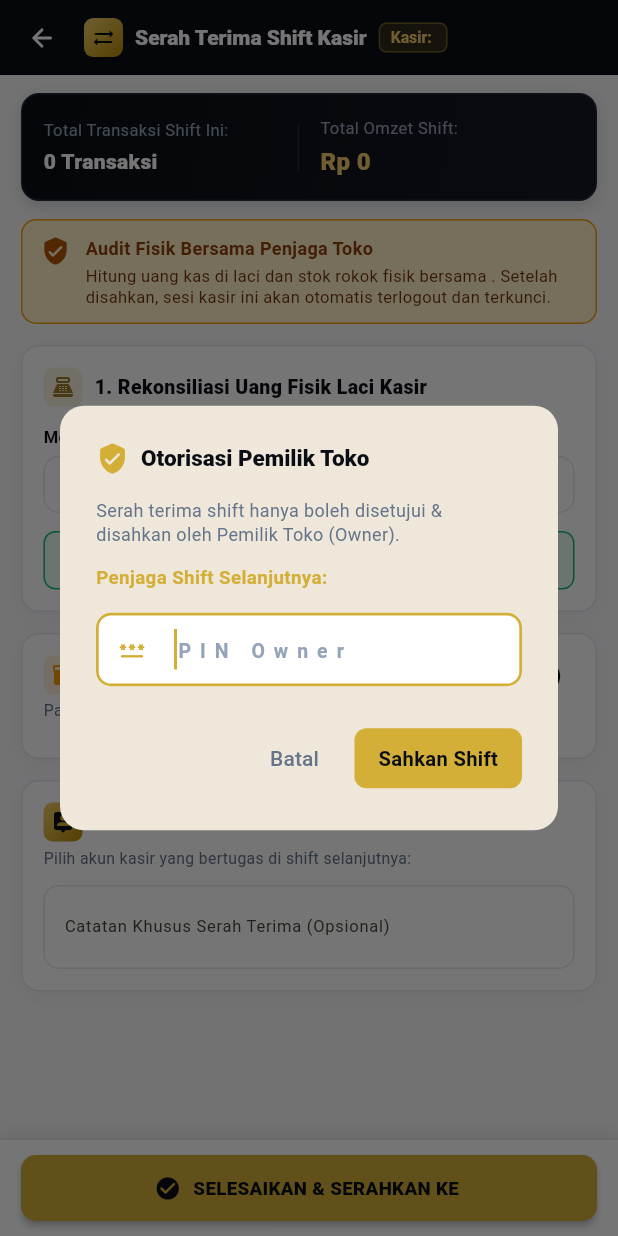
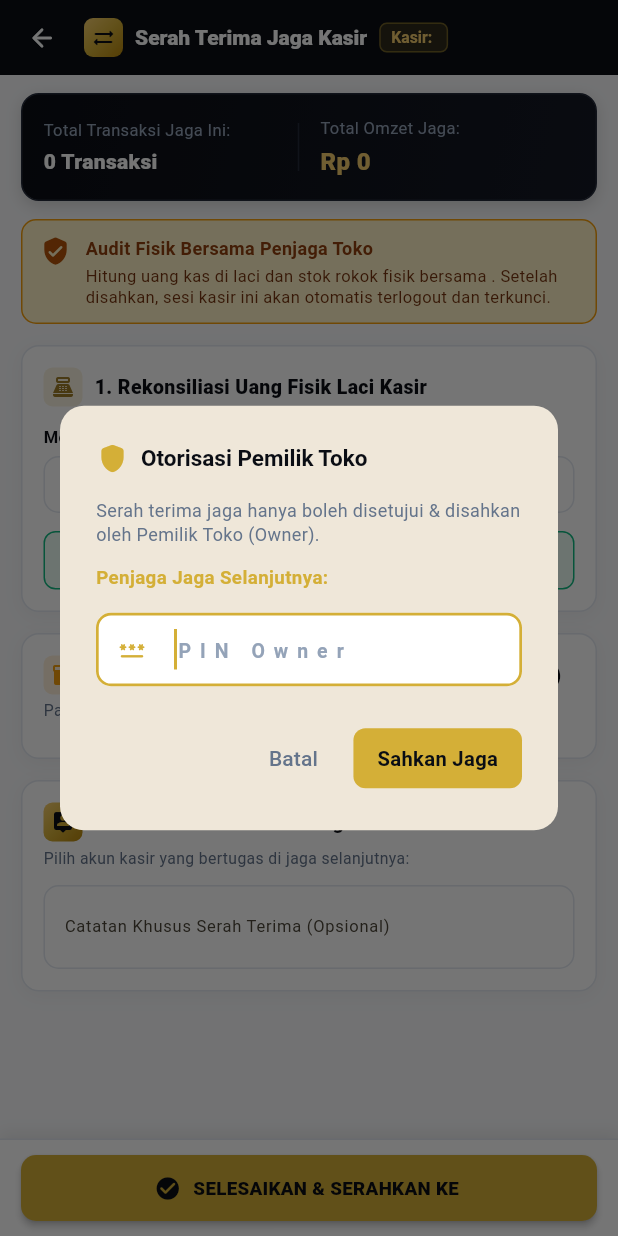
Before and after one commit to crediblemark-official/Bherung, a Flutter app: the ShiftHandoverScreen screen opened directly with empty values, after a tap on "SELESAIKAN & SERAHKAN KE", on a phone screen of 412 x 824 dp. Run offline on Flutter 3.47's test engine with Material 3 defaults, Android fonts, the phone set to English and light mode, and no system bars; our stand-ins replace audioplayers, google_sign_in, googleapis_auth, shared_preferences; missing offline and left inert: mobile_scanner; accounts and stored records are empty; key blocks and very long unbroken strings in the code were emptied for the run.

Commit message:
feat: Replace all user-facing 'Shift' terminology with 'Jaga' across the application

```diff
--- a/lib/screens/app_menu_screen.dart
+++ b/lib/screens/app_menu_screen.dart
@@ -223,7 +223,7 @@ class AppMenuScreen extends StatelessWidget {
                         Column(
                           crossAxisAlignment: CrossAxisAlignment.start,
                           children: [
-                            const Text('Omzet Shift Ini:', style: TextStyle(color: Colors.white60, fontSize: 11)),
+                            const Text('Omzet Jaga Ini:', style: TextStyle(color: Colors.white60, fontSize: 11)),
                             const SizedBox(height: 3),
                             Text(
                               AppTheme.formatRupiah(totalSalesToday),
@@ -355,8 +355,8 @@ class AppMenuScreen extends StatelessWidget {
                         context: context,
                         icon: Icons.sync_alt_rounded,
                         iconColor: const Color(0xFF3B82F6),
-                        title: 'Serah Terima Shift & Kas (Owner)',
-                        subtitle: 'Tutup shift kasir, hitung fisik kas & rokok dengan penjaga',
+                        title: 'Serah Terima Jaga & Kas (Owner)',
+                        subtitle: 'Tutup jaga kasir, hitung fisik kas & rokok dengan penjaga',
                         onTap: onOpenShiftHandover,
                       ),
                     ],
--- a/lib/screens/pin_login_lock_screen.dart
+++ b/lib/screens/pin_login_lock_screen.dart
@@ -126,7 +126,7 @@ class _PinLoginLockScreenState extends State<PinLoginLockScreen> with SingleTick
               mainAxisAlignment: MainAxisAlignment.spaceBetween,
               children: [
                 const Text(
-                  'Pilih Penjaga Toko / Shift',
+                  'Pilih Penjaga Toko / Jaga',
                   style: TextStyle(color: Colors.white, fontSize: 16, fontWeight: FontWeight.bold),
                 ),
                 IconButton(
@@ -279,7 +279,7 @@ class _PinLoginLockScreenState extends State<PinLoginLockScreen> with SingleTick
                         Text(
                           _currentScheduledUser?.isOwner == true
                               ? '👑 Akun Pemilik Toko (Akses Penuh)'
-                              : '💼 Jadwal Jaga Shift Berikutnya',
+                              : '💼 Jadwal Jaga Berikutnya',
                           style: TextStyle(
                             color: _currentScheduledUser?.isOwner == true ? AppTheme.primaryGold : const Color(0xFF5EEAD4),
                             fontSize: 11,
--- a/lib/screens/pos_dashboard_screen.dart
+++ b/lib/screens/pos_dashboard_screen.dart
@@ -1036,8 +1036,8 @@ class _PosDashboardScreenState extends State<PosDashboardScreen> {
   // Serah Terima Shift Penjaga & Rekonsiliasi Kas (Full Screen Terintegrasi - Khusus Pemilik Toko)
   void _showShiftHandoverDialog([AppUser? initialIncomingUser]) {
     _requireOwnerAuthForAction(
-      title: 'Otorisasi Oper Shift',
-      message: 'Hanya Pemilik Toko (Owner) yang berhak melakukan serah terima shift & tutup kas.',
+      title: 'Otorisasi Oper Jaga',
+      message: 'Hanya Pemilik Toko (Owner) yang berhak melakukan serah terima jaga & tutup kas.',
       onAuthorized: () {
         Navigator.push(
           context,
@@ -1054,7 +1054,7 @@ class _PosDashboardScreenState extends State<PosDashboardScreen> {
               onShiftHandoverCompleted: (shiftRecord, nextUser) {
                 setState(() {
                   _shiftRecords.insert(0, shiftRecord);
-                  // Reset shift counter untuk penjaga shift berikutnya
+                  // Reset shift counter untuk penjaga berikutnya
                   _completedTransactions = 0;
                   _totalSalesToday = 0;
                   if (nextUser != null) {
@@ -1070,7 +1070,7 @@ class _PosDashboardScreenState extends State<PosDashboardScreen> {
                 ScaffoldMessenger.of(context).showSnackBar(
                   SnackBar(
                     content: Text(
-                      'Serah terima shift berhasil! Shift beralih ke: ${_currentUser.name} (Selisih: ${AppTheme.formatRupiah(shiftRecord.cashDifference)})',
+                      'Serah terima jaga berhasil! Jaga beralih ke: ${_currentUser.name} (Selisih: ${AppTheme.formatRupiah(shiftRecord.cashDifference)})',
                     ),
                     backgroundColor: shiftRecord.cashDifference == 0 ? AppTheme.successGreen : AppTheme.warningOrange,
                     duration: const Duration(seconds: 4),
--- a/lib/screens/role_switcher_screen.dart
+++ b/lib/screens/role_switcher_screen.dart
@@ -261,8 +261,8 @@ class _RoleSwitcherScreenState extends State<RoleSwitcherScreen> {
 
   void _handleShiftHandover(AppUser targetUser) {
     _requireOwnerAuth(
-      title: 'Otorisasi Oper Shift',
-      message: 'Hanya Pemilik Toko (Owner) yang berhak melakukan serah terima shift & tutup kas.',
+      title: 'Otorisasi Oper Jaga',
+      message: 'Hanya Pemilik Toko (Owner) yang berhak melakukan serah terima jaga & tutup kas.',
       onAuthorized: () {
         Navigator.pop(context);
         widget.onStartShiftHandover(targetUser);
@@ -468,11 +468,11 @@ class _RoleSwitcherScreenState extends State<RoleSwitcherScreen> {
           crossAxisAlignment: CrossAxisAlignment.start,
           children: [
             Text(
-              'Kelola Pengguna & Oper Shift Kasir',
+              'Kelola Pengguna & Oper Jaga Kasir',
               style: TextStyle(color: Colors.white, fontSize: 15, fontWeight: FontWeight.w900),
             ),
             Text(
-              'Sinkronisasi Google Apps Script & Shift Kasir',
+              'Sinkronisasi Google Apps Script & Jaga Kasir',
               style: TextStyle(color: AppTheme.goldAccent, fontSize: 11, fontWeight: FontWeight.w600),
             ),
           ],
@@ -503,7 +503,7 @@ class _RoleSwitcherScreenState extends State<RoleSwitcherScreen> {
                 crossAxisAlignment: CrossAxisAlignment.start,
                 children: [
                   if (!_showForm) ...[
-                    // Active Shift Status Card (Obsidian & Gold)
+                    // Active Jaga Status Card (Obsidian & Gold)
                     Container(
                       padding: const EdgeInsets.symmetric(horizontal: 14, vertical: 12),
                       decoration: BoxDecoration(
@@ -564,7 +564,7 @@ class _RoleSwitcherScreenState extends State<RoleSwitcherScreen> {
                                     Icon(Icons.sync_alt_rounded, size: 14, color: AppTheme.primaryDark),
                                     SizedBox(width: 5),
                                     Text(
-                                      'Serah Terima Shift',
+                                      'Serah Terima Jaga',
                                       style: TextStyle(fontSize: 11.5, fontWeight: FontWeight.w900, color: AppTheme.primaryDark),
                                     ),
                                   ],
@@ -727,7 +727,7 @@ class _RoleSwitcherScreenState extends State<RoleSwitcherScreen> {
                                     Text(
                                       u.isOwner
                                           ? 'Pemilik Toko (Full Akses) • PIN: ${u.pin}'
-                                          : 'Kasir Shift • ${u.phone.isNotEmpty ? u.phone : "PIN: ${u.pin}"}',
+                                          : 'Penjaga Toko • ${u.phone.isNotEmpty ? u.phone : "PIN: ${u.pin}"}',
                                       style: TextStyle(
                                         fontSize: 11,
                                         color: u.isOwner ? const Color(0xFFD97706) : AppTheme.textMuted,
@@ -763,7 +763,7 @@ class _RoleSwitcherScreenState extends State<RoleSwitcherScreen> {
 
                               // Action buttons
                               if (!isCurrent) ...[
-                                // 1. Oper Shift button (Khusus Pemilik Toko)
+                                // 1. Oper Jaga button (Khusus Pemilik Toko)
                                 if (widget.currentUser.isOwner) ...[
                                   InkWell(
                                     onTap: () => _handleShiftHandover(u),
@@ -788,7 +788,7 @@ class _RoleSwitcherScreenState extends State<RoleSwitcherScreen> {
                                           Icon(Icons.sync_alt_rounded, size: 13, color: AppTheme.primaryDark),
                                           SizedBox(width: 4),
                                           Text(
-                                            'Oper Shift',
+                                            'Oper Jaga',
                                             style: TextStyle(fontSize: 10.5, fontWeight: FontWeight.w900, color: AppTheme.primaryDark),
                                           ),
                                         ],
@@ -908,7 +908,7 @@ class _RoleSwitcherScreenState extends State<RoleSwitcherScreen> {
                             children: [
                               Expanded(
                                 child: ChoiceChip(
-                                  label: const Center(child: Text('Kasir Shift')),
+                                  label: const Center(child: Text('Penjaga Toko')),
                                   selected: _role == UserRoleType.staff,
                                   selectedColor: AppTheme.primaryGold,
                                   onSelected: (val) => setState(() => _role = UserRoleType.staff),
--- a/lib/screens/settings_screen.dart
+++ b/lib/screens/settings_screen.dart
@@ -433,7 +433,7 @@ class _SettingsScreenState extends State<SettingsScreen> with SingleTickerProvid
           labelStyle: const TextStyle(fontWeight: FontWeight.bold, fontSize: 11.5),
           tabs: const [
             Tab(icon: Icon(Icons.table_chart_rounded, size: 16), text: 'Google Sheets'),
-            Tab(icon: Icon(Icons.storefront_rounded, size: 16), text: 'Profil Toko & Shift'),
+            Tab(icon: Icon(Icons.storefront_rounded, size: 16), text: 'Profil Toko & Jaga'),
             Tab(icon: Icon(Icons.payment_rounded, size: 16), text: 'QRIS & Rekening'),
           ],
         ),
@@ -961,7 +961,7 @@ class _SettingsScreenState extends State<SettingsScreen> with SingleTickerProvid
           child: Column(
             crossAxisAlignment: CrossAxisAlignment.start,
             children: [
-              const Text('Operasional Shift & Kasir', style: TextStyle(fontWeight: FontWeight.bold, fontSize: 13, color: AppTheme.textDark)),
+              const Text('Operasional Jaga & Kasir', style: TextStyle(fontWeight: FontWeight.bold, fontSize: 13, color: AppTheme.textDark)),
               const SizedBox(height: 10),
               TextField(
                 controller: _startingCashController,
--- a/lib/screens/shift_handover_screen.dart
+++ b/lib/screens/shift_handover_screen.dart
@@ -66,9 +66,13 @@ class _ShiftHandoverScreenState extends State<ShiftHandoverScreen> {
         (u) => u.name != widget.currentCashier,
         orElse: () => widget.users.first,
       );
-      _nextCashierController.text = _selectedNextUser?.name ?? 'Penjaga Shift Selanjutnya';
+      if (_selectedNextUser != null) {
+        _nextCashierController.text = _selectedNextUser?.name ?? 'Penjaga Jaga Selanjutnya';
+      } else {
+        _nextCashierController.text = 'Penjaga Jaga Selanjutnya';
+      }
     } else {
-      _nextCashierController.text = 'Penjaga Shift Selanjutnya';
+      _nextCashierController.text = 'Penjaga Jaga Selanjutnya';
     }
   }
 
@@ -84,11 +88,6 @@ class _ShiftHandoverScreenState extends State<ShiftHandoverScreen> {
     super.dispose();
   }
 
-  double get _startingCash => double.tryParse(_startingCashController.text.replaceAll('.', '')) ?? 0;
-  double get _physicalCash => double.tryParse(_physicalCashController.text.replaceAll('.', '')) ?? 0;
-  double get _expectedCash => _startingCash + widget.currentShiftSales;
-  double get _cashDiff => _physicalCash - _expectedCash;
-
   void _selectNextUser(AppUser user) {
     setState(() {
       _selectedNextUser = user;
@@ -96,25 +95,31 @@ class _ShiftHandoverScreenState extends State<ShiftHandoverScreen> {
     });
   }
 
+  double get _startingCash => double.tryParse(_startingCashController.text.replaceAll('.', '')) ?? widget.defaultStartingCash;
+  double get _physicalCash => double.tryParse(_physicalCashController.text.replaceAll('.', '').replaceAll(',', '')) ?? 0;
+  double get _expectedCash => _startingCash + widget.currentShiftSales;
+  double get _cashDiff => _physicalCash - _expectedCash;
+
   void _submit() {
-    // Cari akun Pemilik Toko (Owner)
+    _showOwnerAuthorizationDialog();
+  }
+
+  // Owner Authorization Modal (Wajib PIN Pemilik Toko)
+  void _showOwnerAuthorizationDialog() {
+    final pinController = TextEditingController();
     final ownerUser = widget.users.where((u) => u.isOwner).firstOrNull;
     final ownerPin = ownerUser?.pin.trim().isNotEmpty == true ? ownerUser!.pin.trim() : '1234';
 
-    final pinController = TextEditingController();
-
     showDialog(
       context: context,
+      barrierDismissible: false,
       builder: (ctx) => AlertDialog(
         shape: RoundedRectangleBorder(borderRadius: BorderRadius.circular(16)),
         title: const Row(
           children: [
-            Icon(Icons.verified_user_rounded, color: AppTheme.primaryGold, size: 22),
+            Icon(Icons.shield_rounded, color: AppTheme.primaryGold, size: 22),
             SizedBox(width: 8),
-            Text(
-              'Otorisasi Pemilik Toko',
-              style: TextStyle(fontSize: 15, fontWeight: FontWeight.w900),
-            ),
+            Text('Otorisasi Pemilik Toko', style: TextStyle(fontWeight: FontWeight.bold, fontSize: 15)),
           ],
         ),
         content: Column(
@@ -122,12 +127,12 @@ class _ShiftHandoverScreenState extends State<ShiftHandoverScreen> {
           crossAxisAlignment: CrossAxisAlignment.start,
           children: [
             const Text(
-              'Serah terima shift hanya boleh disetujui & disahkan oleh Pemilik Toko (Owner).',
+              'Serah terima jaga hanya boleh disetujui & disahkan oleh Pemilik Toko (Owner).',
               style: TextStyle(fontSize: 12, color: AppTheme.textMuted, height: 1.3),
             ),
             const SizedBox(height: 12),
             Text(
-              'Penjaga Shift Selanjutnya: ${_selectedNextUser?.name ?? _nextCashierController.text}',
+              'Penjaga Jaga Selanjutnya: ${_selectedNextUser?.name ?? _nextCashierController.text}',
               style: const TextStyle(fontSize: 12.5, fontWeight: FontWeight.bold, color: AppTheme.primaryTeal),
             ),
             const SizedBox(height: 14),
@@ -171,7 +176,7 @@ class _ShiftHandoverScreenState extends State<ShiftHandoverScreen> {
               foregroundColor: AppTheme.primaryDark,
               shape: RoundedRectangleBorder(borderRadius: BorderRadius.circular(8)),
             ),
-            child: const Text('Sahkan Shift', style: TextStyle(fontWeight: FontWeight.bold)),
+            child: const Text('Sahkan Jaga', style: TextStyle(fontWeight: FontWeight.bold)),
           ),
         ],
       ),
@@ -247,7 +252,7 @@ class _ShiftHandoverScreenState extends State<ShiftHandoverScreen> {
             ),
             const SizedBox(width: 8),
             const Text(
-              'Serah Terima Shift Kasir',
+              'Serah Terima Jaga Kasir',
               style: TextStyle(color: Colors.white, fontSize: 14, fontWeight: FontWeight.w900),
             ),
             const SizedBox(width: 8),
@@ -273,7 +278,7 @@ class _ShiftHandoverScreenState extends State<ShiftHandoverScreen> {
               child: ListView(
                 padding: const EdgeInsets.symmetric(horizontal: 14, vertical: 12),
                 children: [
-                  // 1. Ringkasan Shift Aktif Banner (Obsidian & Gold)
+                  // 1. Ringkasan Jaga Aktif Banner (Obsidian & Gold)
                   Container(
                     padding: const EdgeInsets.all(14),
                     decoration: BoxDecoration(
@@ -298,7 +303,7 @@ class _ShiftHandoverScreenState extends State<ShiftHandoverScreen> {
                           child: Column(
                             crossAxisAlignment: CrossAxisAlignment.start,
                             children: [
-                              const Text('Total Transaksi Shift Ini:', style: TextStyle(fontSize: 11, color: AppTheme.textSubtle)),
+                              const Text('Total Transaksi Jaga Ini:', style: TextStyle(fontSize: 11, color: AppTheme.textSubtle)),
                               const SizedBox(height: 3),
                               Text(
                                 '${widget.currentShiftTransactions} Transaksi',
@@ -313,7 +318,7 @@ class _ShiftHandoverScreenState extends State<ShiftHandoverScreen> {
                           child: Column(
                             crossAxisAlignment: CrossAxisAlignment.start,
                             children: [
-                              const Text('Total Omzet Shift:', style: TextStyle(fontSize: 11, color: AppTheme.textSubtle)),
+                              const Text('Total Omzet Jaga:', style: TextStyle(fontSize: 11, color: AppTheme.textSubtle)),
                               const SizedBox(height: 3),
                               Text(
                                 AppTheme.formatRupiah(widget.currentShiftSales),
@@ -618,14 +623,14 @@ class _ShiftHandoverScreenState extends State<ShiftHandoverScreen> {
                             ),
                             const SizedBox(width: 8),
                             const Text(
-                              '3. Pilih Kasir Penerima Shift Baru',
+                              '3. Pilih Kasir Penerima Jaga Baru',
                               style: TextStyle(fontSize: 13, fontWeight: FontWeight.w800, color: AppTheme.textDark),
                             ),
                           ],
                         ),
                         const SizedBox(height: 4),
                         const Text(
-                          'Pilih akun kasir yang bertugas di shift selanjutnya:',
+                          'Pilih akun kasir yang bertugas di jaga selanjutnya:',
                           style: TextStyle(fontSize: 10.5, color: AppTheme.textMuted),
                         ),
                         const SizedBox(height: 10),
@@ -728,7 +733,7 @@ class _ShiftHandoverScreenState extends State<ShiftHandoverScreen> {
                   label: Text(
                     _selectedNextUser != null
                         ? 'SELESAIKAN & SERAHKAN KE ${_selectedNextUser!.name.toUpperCase()}'
-                        : 'SELESAIKAN SERAH TERIMA SHIFT',
+                        : 'SELESAIKAN SERAH TERIMA JAGA',
                     style: const TextStyle(fontWeight: FontWeight.w900, fontSize: 12.5, letterSpacing: 0.2),
                   ),
                   style: ElevatedButton.styleFrom(
--- a/lib/screens/user_guide_screen.dart
+++ b/lib/screens/user_guide_screen.dart
@@ -230,17 +230,17 @@ class UserGuideScreen extends StatelessWidget {
                   ]),
                   const SizedBox(height: 22),
 
-                  // Section 4: Shift & Oper Kasir
+                  // Section 4: Oper Jaga & Ganti Kasir
                   _buildSectionHeader(
                     icon: Icons.sync_alt_rounded,
-                    title: '4. Serah Terima Shift & Ganti Penjaga 24 Jam (Khusus Owner)',
+                    title: '4. Serah Terima Jaga & Ganti Penjaga 24 Jam (Khusus Owner)',
                   ),
                   const SizedBox(height: 8),
                   _buildGuideCard([
                     _buildGuideItem(
                       icon: Icons.admin_panel_settings_rounded,
                       title: 'Otorisasi Khusus Pemilik Toko (Owner):',
-                      desc: 'Menu Serah Terima Shift hanya bisa dibuka dan disahkan oleh Pemilik Toko (PIN 1234) untuk menjamin transparansi & keamanan toko.',
+                      desc: 'Menu Serah Terima Jaga hanya bisa dibuka dan disahkan oleh Pemilik Toko (PIN 1234) untuk menjamin transparansi & keamanan toko.',
                     ),
                     _buildGuideItem(
                       icon: Icons.point_of_sale_rounded,
@@ -250,7 +250,7 @@ class UserGuideScreen extends StatelessWidget {
                     _buildGuideItem(
                       icon: Icons.lock_clock_rounded,
                       title: 'Auto-Logout & Sambutan Kasir Baru:',
-                      desc: 'Begitu shift disahkan, sesi kasir lama otomatis terlogout dan layar terkunci menyambut penjaga shift berikutnya: "Silahkan masuk Tretan [Nama Penjaga]".',
+                      desc: 'Begitu serah terima jaga disahkan, sesi kasir lama otomatis terlogout dan layar terkunci menyambut penjaga jaga berikutnya: "Silahkan masuk Tretan [Nama Penjaga]".',
                     ),
                   ]),
                   const SizedBox(height: 22),
--- a/lib/widgets/app_drawer_menu.dart
+++ b/lib/widgets/app_drawer_menu.dart
@@ -213,7 +213,7 @@ class AppDrawerMenu extends StatelessWidget {
                       Column(
                         crossAxisAlignment: CrossAxisAlignment.start,
                         children: [
-                          const Text('Omzet Shift Ini:', style: TextStyle(color: AppTheme.textSubtle, fontSize: 11)),
+                          const Text('Omzet Jaga Ini:', style: TextStyle(color: AppTheme.textSubtle, fontSize: 11)),
                           const SizedBox(height: 3),
                           Text(
                             AppTheme.formatRupiah(totalSalesToday),
@@ -297,8 +297,8 @@ class AppDrawerMenu extends StatelessWidget {
                   context: context,
                   icon: Icons.sync_alt_rounded,
                   iconColor: const Color(0xFF3B82F6),
-                  title: 'Serah Terima Shift & Kas',
-                  subtitle: 'Tutup shift, rekonsiliasi kas laci & rokok',
+                  title: 'Serah Terima Jaga & Kas',
+                  subtitle: 'Tutup jaga, rekonsiliasi kas laci & rokok',
                   onTap: onOpenShiftHandover,
                 ),
 
--- a/lib/widgets/mobile_bottom_nav.dart
+++ b/lib/widgets/mobile_bottom_nav.dart
@@ -80,7 +80,7 @@ class CurvedNotchedBottomBar extends StatelessWidget {
                   children: [
                     _buildBarItem(
                       icon: Icons.sync_alt_rounded,
-                      label: 'Shift',
+                      label: 'Jaga',
                       isActive: false,
                       onTap: onOpenShiftHandover,
                     ),
```
